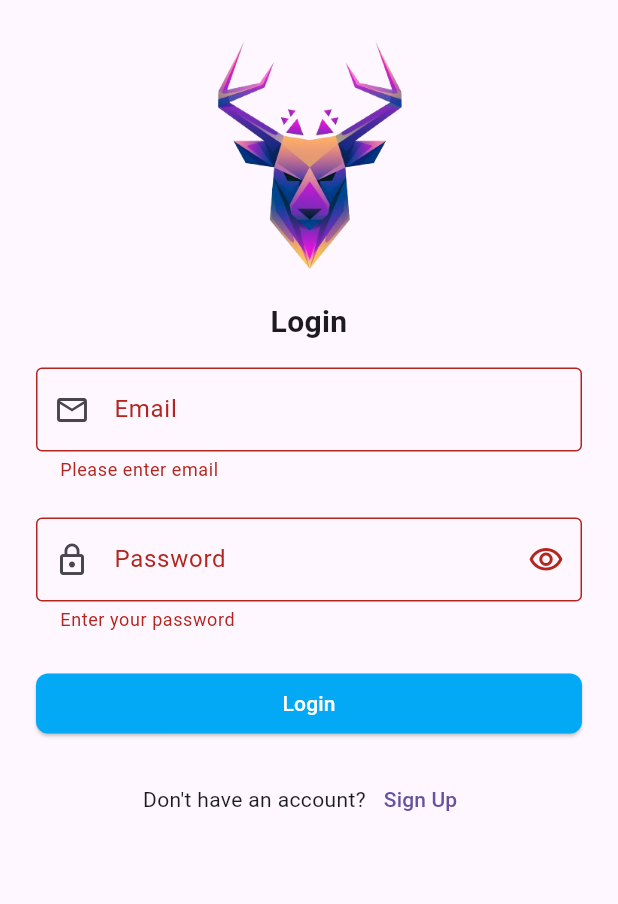
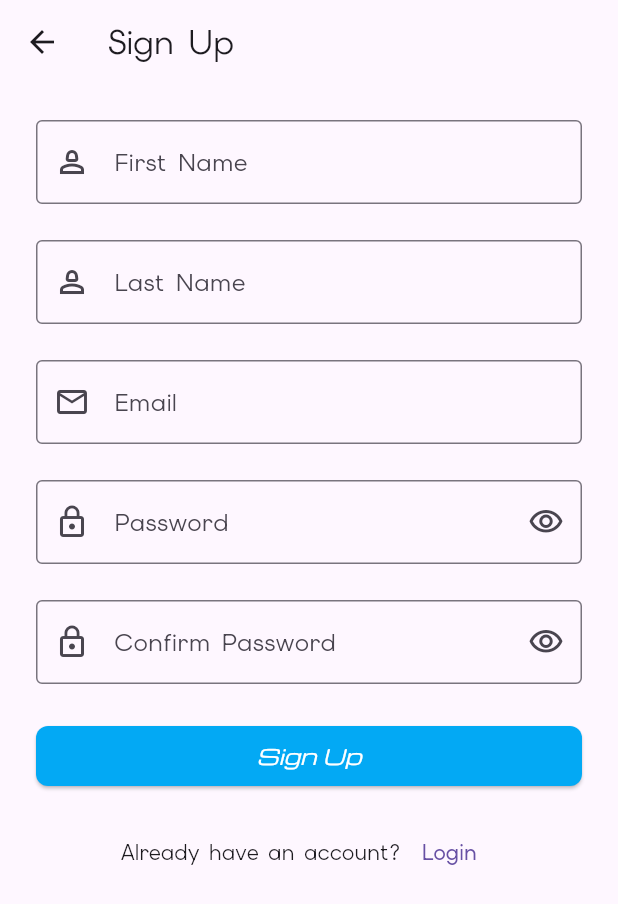
Before and after one commit to queeninesuwase/mavazi-project, a Flutter app: the LoginScreen screen opened directly, after a tap on "Login", after a tap on "Sign Up", on a phone screen of 412 x 824 dp. Shown: the top 904 px of the screen. Run offline on Flutter 3.47's test engine with Material 3 defaults, Android fonts, the phone set to English and light mode, and no system bars.

Commit message:
add home tabs and custom font

```diff
--- a/lib/main.dart
+++ b/lib/main.dart
@@ -1,5 +1,7 @@
 import 'package:flutter/material.dart';
+import 'package:mavazi/screens/home_screen.dart';
 import 'package:mavazi/screens/login_screen.dart';
+import 'package:mavazi/screens/signup_screen.dart';
 
 void main() {
   runApp(const MyApp());
@@ -11,7 +13,8 @@ class MyApp extends StatelessWidget {
   @override
   Widget build(BuildContext context) {
     return MaterialApp(
-      home: LoginScreen(),
+      theme: ThemeData(fontFamily: 'Elms Sans'),
+      home: HomeScreen(),
     );
   }
 }
--- a/lib/screens/login_screen.dart
+++ b/lib/screens/login_screen.dart
@@ -1,4 +1,5 @@
 import 'package:flutter/material.dart';
+import 'package:mavazi/screens/signup_screen.dart';
 
 class LoginScreen extends StatefulWidget {
   const LoginScreen({super.key});
@@ -33,15 +34,15 @@ class _LoginScreenState extends State<LoginScreen> {
                   fit: BoxFit.contain,
                 ),
 
-                SizedBox(height: 16),
+                const SizedBox(height: 16),
 
-                Text(
+                const Text(
                   "Login",
                   style: TextStyle(fontSize: 20, fontWeight: FontWeight.bold),
                   textAlign: TextAlign.center,
                 ),
 
-                SizedBox(height: 16),
+                const SizedBox(height: 16),
 
                 TextFormField(
                   controller: _emailController,
@@ -64,7 +65,7 @@ class _LoginScreenState extends State<LoginScreen> {
                   },
                 ),
 
-                SizedBox(height: 24),
+                const SizedBox(height: 24),
 
                 TextFormField(
                   controller: _passwordController,
@@ -94,33 +95,43 @@ class _LoginScreenState extends State<LoginScreen> {
                   },
                 ),
 
-                SizedBox(height: 24),
+                const SizedBox(height: 24),
 
                 ElevatedButton(
                   onPressed: () {
-                    if(_loginFormKey.currentState!.validate()){
+                    if (_loginFormKey.currentState!.validate()) {
                       //perform login then
                       //Navigate to home screen
                     }
                   },
-                  child: Text("Login", style: TextStyle(color: Colors.white)),
                   style: ElevatedButton.styleFrom(
                     backgroundColor: Colors.lightBlue,
                     shape: RoundedRectangleBorder(
                       borderRadius: BorderRadius.circular(8),
                     ),
                   ),
+                  child: Text("Login", style: TextStyle(color: Colors.white)),
                 ),
 
-                SizedBox(height: 16),
+                const SizedBox(height: 16),
 
-                Row(children: [
-                  Text("Don't have an account?"),
-                  TextButton(onPressed: (){
-
-                  }, child: Text("Sign Up"))
-                ],
-                mainAxisAlignment: MainAxisAlignment.center,)
+                Row(
+                  mainAxisAlignment: MainAxisAlignment.center,
+                  children: [
+                    Text("Don't have an account?"),
+                    TextButton(
+                      onPressed: () {
+                        Navigator.push(
+                          context,
+                          MaterialPageRoute(
+                            builder: (context) => SignUpScreen(),
+                          ),
+                        );
+                      },
+                      child: Text("Sign Up"),
+                    ),
+                  ],
+                ),
               ],
             ),
           ),
@@ -128,4 +139,11 @@ class _LoginScreenState extends State<LoginScreen> {
       ),
     );
   }
+
+  @override
+  void dispose() {
+    _emailController.dispose();
+    _passwordController.dispose();
+    super.dispose();
+  }
 }
--- a/lib/screens/signup_screen.dart
+++ b/lib/screens/signup_screen.dart
@@ -0,0 +1,203 @@
+import 'package:flutter/material.dart';
+
+class SignUpScreen extends StatefulWidget {
+  const SignUpScreen({super.key});
+
+  @override
+  State<SignUpScreen> createState() {
+    return _SignUpScreenState();
+  }
+}
+
+class _SignUpScreenState extends State<SignUpScreen> {
+  final _signUpFormKey = GlobalKey<FormState>();
+  final _firstNameController = TextEditingController();
+  final _lastNameController = TextEditingController();
+  final _emailController = TextEditingController();
+  final _passwordController = TextEditingController();
+  final _passwordConfController = TextEditingController();
+  bool _hidePassword = true;
+  bool _hidePasswordConf = true;
+
+  @override
+  Widget build(BuildContext context) {
+    return Scaffold(
+      appBar: AppBar(title: Text("Sign Up")),
+      body: SafeArea(
+        child: SingleChildScrollView(
+          padding: EdgeInsets.all(24),
+          child: Form(
+            key: _signUpFormKey,
+            child: Column(
+              crossAxisAlignment: CrossAxisAlignment.stretch,
+              children: [
+                TextFormField(
+                  controller: _firstNameController,
+                  decoration: InputDecoration(
+                    labelText: 'First Name',
+                    prefixIcon: Icon(Icons.person_2_outlined),
+                    border: OutlineInputBorder(),
+                  ),
+                  validator: (value) {
+                    if (value == null || value.isEmpty) {
+                      return 'Enter your first name';
+                    }
+                    return null;
+                  },
+                ),
+
+                const SizedBox(height: 24),
+
+                TextFormField(
+                  controller: _lastNameController,
+                  decoration: InputDecoration(
+                    labelText: 'Last Name',
+                    prefixIcon: Icon(Icons.person_2_outlined),
+                    border: OutlineInputBorder(),
+                  ),
+                  validator: (value) {
+                    if (value == null || value.isEmpty) {
+                      return 'Enter your last name';
+                    }
+                    return null;
+                  },
+                ),
+
+                const SizedBox(height: 24),
+
+                TextFormField(
+                  controller: _emailController,
+                  keyboardType: TextInputType.emailAddress,
+                  decoration: InputDecoration(
+                    prefixIcon: Icon(Icons.email_outlined),
+                    labelText: 'Email',
+                    border: OutlineInputBorder(),
+                  ),
+                  validator: (value) {
+                    if (value == null || value.isEmpty) {
+                      return 'Please enter email';
+                    }
+
+                    if (!value.contains('@')) {
+                      return 'Please enter a valid email address';
+                    }
+
+                    return null;
+                  },
+                ),
+
+                const SizedBox(height: 24),
+
+                TextFormField(
+                  controller: _passwordController,
+                  decoration: InputDecoration(
+                    prefixIcon: Icon(Icons.lock_outline),
+                    labelText: 'Password',
+                    border: OutlineInputBorder(),
+                    suffixIcon: IconButton(
+                      onPressed: () {
+                        setState(() {
+                          _hidePassword = !_hidePassword;
+                        });
+                      },
+                      icon: Icon(
+                        _hidePassword
+                            ? Icons.visibility_outlined
+                            : Icons.visibility_off_outlined,
+                      ),
+                    ),
+                  ),
+                  obscureText: _hidePassword,
+                  validator: (value) {
+                    if (value == null || value.isEmpty) {
+                      return 'Enter your password';
+                    }
+                    return null;
+                  },
+                ),
+
+                const SizedBox(height: 24),
+
+                TextFormField(
+                  controller: _passwordConfController,
+                  decoration: InputDecoration(
+                    prefixIcon: Icon(Icons.lock_outline),
+                    labelText: 'Confirm Password',
+                    border: OutlineInputBorder(),
+                    suffixIcon: IconButton(
+                      onPressed: () {
+                        setState(() {
+                          _hidePasswordConf = !_hidePasswordConf;
+                        });
+                      },
+                      icon: Icon(
+                        _hidePasswordConf
+                            ? Icons.visibility_outlined
+                            : Icons.visibility_off_outlined,
+                      ),
+                    ),
+                  ),
+                  obscureText: _hidePasswordConf,
+                  validator: (value) {
+                    if (value == null || value.isEmpty) {
+                      return 'Enter your password confirmation';
+                    }
+
+                    if (value != _passwordController.text) {
+                      return 'Passwords do not match';
+                    }
+                    return null;
+                  },
+                ),
+
+                const SizedBox(height: 24),
+
+                ElevatedButton(
+                  onPressed: () {
+                    if (_signUpFormKey.currentState!.validate()) {
+                      //perform login then
+                      //Navigate to home screen
+                    }
+                  },
+                  style: ElevatedButton.styleFrom(
+                    backgroundColor: Colors.lightBlue,
+                    shape: RoundedRectangleBorder(
+                      borderRadius: BorderRadius.circular(8),
+                    ),
+                  ),
+                  child: Text("Sign Up", style: TextStyle(color: Colors.white,
+                  fontFamily: 'Michroma', fontStyle: FontStyle.italic)),
+                ),
+
+                const SizedBox(height: 16),
+
+                Row(
+                  mainAxisAlignment: MainAxisAlignment.center,
+                  children: [
+                    Text("Already have an account?"),
+                    TextButton(
+                      onPressed: () {
+                        Navigator.pop(context);
+                      },
+                      child: Text("Login"),
+                    ),
+                  ],
+                ),
+              ],
+            ),
+          ),
+        ),
+      ),
+    );
+  }
+
+  @override
+  void dispose() {
+    _firstNameController.dispose();
+    _lastNameController.dispose();
+    _emailController.dispose();
+    _passwordConfController.dispose();
+    _passwordController.dispose();
+    super.dispose();
+  }
+}
```
Also changed, not shown: lib/screens/home_screen.dart (added, +75 -0 lines), pubspec.yaml (+9 -11 lines), fonts/elmssans.ttf (added), fonts/michroma.ttf (added), 1 other file.
